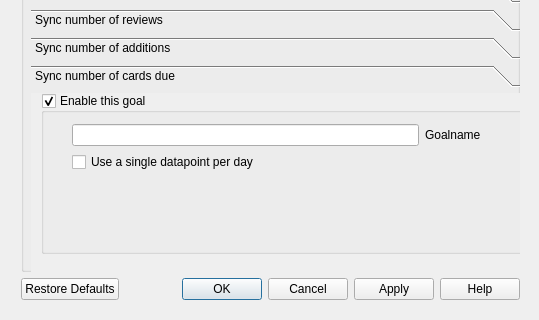
Above: beetime/settings_layout.ui from olimay/beetime before the change; both pictures show x 0 to 539 and y 200 to 520 of the 539 by 520 pixel window. Below: the same form after it.
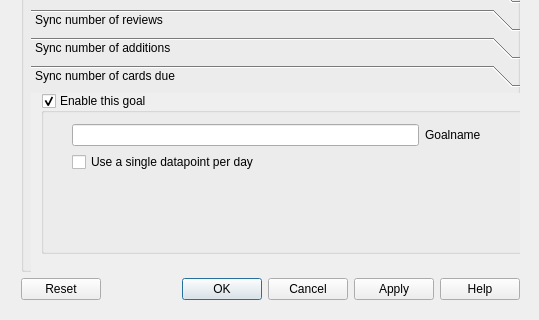
That is the form after the change.

Commit message: fixup! beetime: completely remove the agg setting

What changed in the file:
```diff
--- a/beetime/settings_layout.ui
+++ b/beetime/settings_layout.ui
@@ -26,7 +26,7 @@
     <item row="2" column="0">
      <widget class="QDialogButtonBox" name="buttonBox">
       <property name="standardButtons">
-       <set>QDialogButtonBox::Apply|QDialogButtonBox::Cancel|QDialogButtonBox::Help|QDialogButtonBox::Ok|QDialogButtonBox::RestoreDefaults</set>
+       <set>QDialogButtonBox::Apply|QDialogButtonBox::Cancel|QDialogButtonBox::Help|QDialogButtonBox::Ok|QDialogButtonBox::Reset</set>
       </property>
      </widget>
     </item>
```
